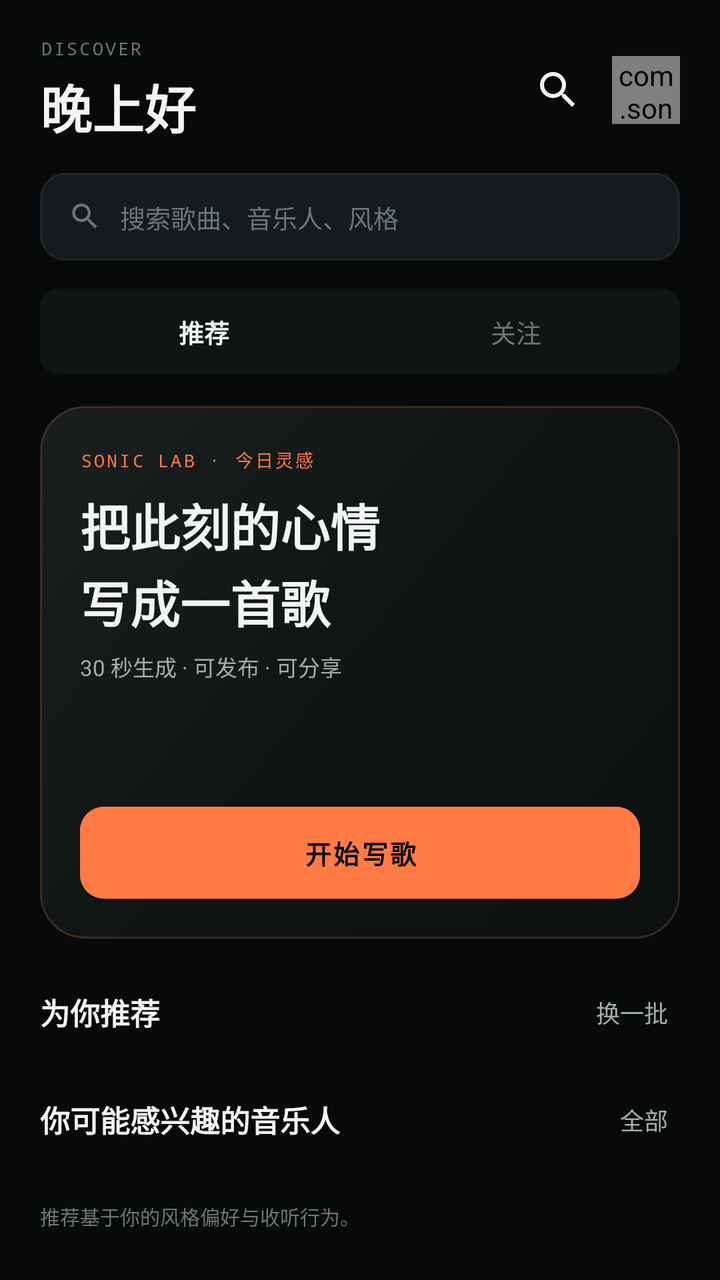
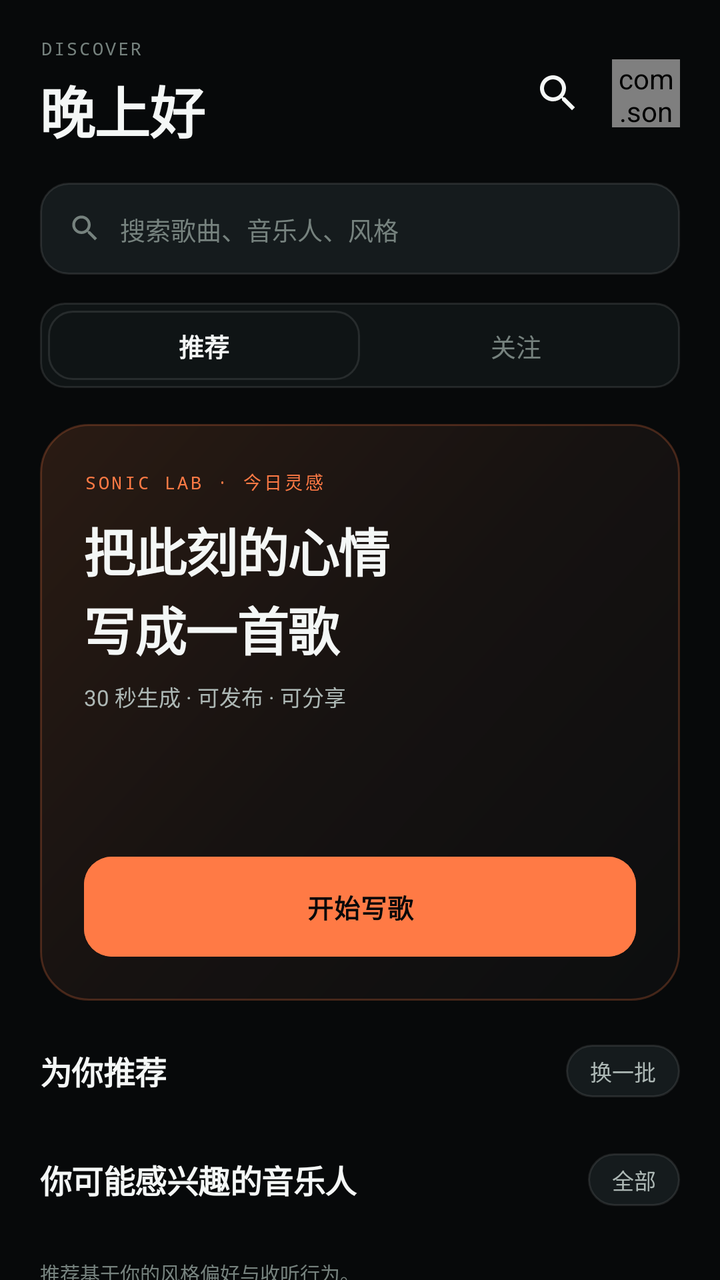

Screens rendered from an Android XML layout before and after an edit, with the pre-edit source and the edit as a unified diff.
<!-- AndroidManifest.xml: application theme Theme.SonicHub -->
<!-- res/layout/fragment_discover.xml -->
<?xml version="1.0" encoding="utf-8"?>
<androidx.core.widget.NestedScrollView xmlns:android="http://schemas.android.com/apk/res/android"
    xmlns:app="http://schemas.android.com/apk/res-auto"
    android:layout_width="match_parent"
    android:layout_height="match_parent"
    android:background="@color/bg"
    android:fillViewport="true"
    android:scrollbars="none">

    <LinearLayout
        android:layout_width="match_parent"
        android:layout_height="wrap_content"
        android:orientation="vertical"
        android:paddingStart="20dp"
        android:paddingTop="18dp"
        android:paddingEnd="20dp"
        android:paddingBottom="24dp">

        <LinearLayout
            android:layout_width="match_parent"
            android:layout_height="wrap_content"
            android:gravity="center_vertical"
            android:orientation="horizontal">

            <LinearLayout
                android:layout_width="0dp"
                android:layout_height="wrap_content"
                android:layout_weight="1"
                android:orientation="vertical">

                <TextView
                    android:layout_width="wrap_content"
                    android:layout_height="wrap_content"
                    android:fontFamily="monospace"
                    android:letterSpacing="0.12"
                    android:text="DISCOVER"
                    android:textColor="@color/text_3"
                    android:textSize="9sp" />

                <TextView
                    android:id="@+id/greetingText"
                    android:layout_width="wrap_content"
                    android:layout_height="wrap_content"
                    android:layout_marginTop="4dp"
                    android:text="晚上好"
                    android:textColor="@color/text"
                    android:textSize="26sp"
                    android:textStyle="bold" />
            </LinearLayout>

            <ImageButton
                android:id="@+id/searchButton"
                android:layout_width="38dp"
                android:layout_height="38dp"
                android:background="?attr/selectableItemBackgroundBorderless"
                android:contentDescription="搜索"
                android:src="@drawable/ic_search"
                app:tint="@color/text" />

            <com.sonichub.app.widget.CoverView
                android:id="@+id/avatarView"
                android:layout_width="34dp"
                android:layout_height="34dp"
                android:layout_marginStart="8dp" />
        </LinearLayout>

        <LinearLayout
            android:id="@+id/searchBar"
            android:layout_width="match_parent"
            android:layout_height="44dp"
            android:layout_marginTop="14dp"
            android:background="@drawable/bg_input"
            android:gravity="center_vertical"
            android:orientation="horizontal"
            android:paddingStart="14dp"
            android:paddingEnd="14dp">

            <ImageView
                android:layout_width="17dp"
                android:layout_height="17dp"
                android:src="@drawable/ic_search"
                app:tint="@color/text_3" />

            <TextView
                android:layout_width="wrap_content"
                android:layout_height="wrap_content"
                android:layout_marginStart="9dp"
                android:text="搜索歌曲、音乐人、风格"
                android:textColor="@color/text_3"
                android:textSize="12.5sp" />
        </LinearLayout>

        <LinearLayout
            android:layout_width="match_parent"
            android:layout_height="wrap_content"
            android:layout_marginTop="14dp"
            android:background="@drawable/bg_segment"
            android:orientation="horizontal"
            android:padding="4dp">

            <TextView
                android:id="@+id/tabRecommend"
                android:layout_width="0dp"
                android:layout_height="wrap_content"
                android:layout_weight="1"
                android:background="@drawable/bg_segment"
                android:gravity="center"
                android:padding="8dp"
                android:text="推荐"
                android:textColor="@color/text"
                android:textSize="12.5sp"
                android:textStyle="bold" />

            <TextView
                android:id="@+id/tabFollowing"
                android:layout_width="0dp"
                android:layout_height="wrap_content"
                android:layout_weight="1"
                android:gravity="center"
                android:padding="8dp"
                android:text="关注"
                android:textColor="@color/text_3"
                android:textSize="12.5sp" />
        </LinearLayout>

        <LinearLayout
            android:layout_width="match_parent"
            android:layout_height="wrap_content"
            android:layout_marginTop="16dp"
            android:background="@drawable/bg_hero"
            android:orientation="vertical"
            android:padding="20dp">

            <TextView
                android:layout_width="wrap_content"
                android:layout_height="wrap_content"
                android:fontFamily="monospace"
                android:letterSpacing="0.12"
                android:text="SONIC LAB · 今日灵感"
                android:textColor="@color/accent"
                android:textSize="9sp" />

            <TextView
                android:layout_width="match_parent"
                android:layout_height="wrap_content"
                android:layout_marginTop="8dp"
                android:lineSpacingExtra="2dp"
                android:text="把此刻的心情\n写成一首歌"
                android:textColor="@color/text"
                android:textSize="25sp"
                android:textStyle="bold" />

            <TextView
                android:layout_width="wrap_content"
                android:layout_height="wrap_content"
                android:layout_marginTop="6dp"
                android:text="30 秒生成 · 可发布 · 可分享"
                android:textColor="@color/text_2"
                android:textSize="11sp" />

            <LinearLayout
                android:id="@+id/heroWave"
                android:layout_width="match_parent"
                android:layout_height="40dp"
                android:layout_marginTop="12dp"
                android:gravity="center_vertical"
                android:orientation="horizontal" />

            <com.google.android.material.button.MaterialButton
                android:id="@+id/createButton"
                style="@style/Widget.Button.Primary"
                android:layout_width="match_parent"
                android:layout_height="46dp"
                android:layout_marginTop="10dp"
                android:text="开始写歌" />
        </LinearLayout>

        <LinearLayout
            android:layout_width="match_parent"
            android:layout_height="wrap_content"
            android:layout_marginTop="22dp"
            android:gravity="center_vertical"
            android:orientation="horizontal">

            <TextView
                android:layout_width="0dp"
                android:layout_height="wrap_content"
                android:layout_weight="1"
                android:text="为你推荐"
                android:textColor="@color/text"
                android:textSize="15sp"
                android:textStyle="bold" />

            <TextView
                android:id="@+id/refreshButton"
                android:layout_width="wrap_content"
                android:layout_height="wrap_content"
                android:padding="6dp"
                android:text="换一批"
                android:textColor="@color/text_2"
                android:textSize="12sp" />
        </LinearLayout>

        <androidx.recyclerview.widget.RecyclerView
            android:id="@+id/feedList"
            android:layout_width="match_parent"
            android:layout_height="wrap_content"
            android:layout_marginTop="4dp"
            android:nestedScrollingEnabled="false" />

        <LinearLayout
            android:layout_width="match_parent"
            android:layout_height="wrap_content"
            android:layout_marginTop="20dp"
            android:gravity="center_vertical"
            android:orientation="horizontal">

            <TextView
                android:layout_width="0dp"
                android:layout_height="wrap_content"
                android:layout_weight="1"
                android:text="你可能感兴趣的音乐人"
                android:textColor="@color/text"
                android:textSize="15sp"
                android:textStyle="bold" />

            <TextView
                android:id="@+id/allArtists"
                android:layout_width="wrap_content"
                android:layout_height="wrap_content"
                android:padding="6dp"
                android:text="全部"
                android:textColor="@color/text_2"
                android:textSize="12sp" />
        </LinearLayout>

        <androidx.recyclerview.widget.RecyclerView
            android:id="@+id/artistRail"
            android:layout_width="match_parent"
            android:layout_height="wrap_content"
            android:layout_marginTop="10dp"
            android:clipToPadding="false"
            android:nestedScrollingEnabled="false"
            android:orientation="horizontal" />

        <TextView
            android:layout_width="match_parent"
            android:layout_height="wrap_content"
            android:layout_marginTop="16dp"
            android:text="推荐基于你的风格偏好与收听行为。"
            android:textColor="@color/text_3"
            android:textSize="10sp" />
    </LinearLayout>
</androidx.core.widget.NestedScrollView>
<!-- resources referenced by this layout -->
<resources>
  <color name="text">#FFF2F5F4</color>
  <color name="text_2">#FFA3AEAB</color>
  <color name="text_3">#FF6C7875</color>
  <!-- drawable bg_hero (drawable) -->
  <?xml version="1.0" encoding="utf-8"?>
  <shape xmlns:android="http://schemas.android.com/apk/res/android">
      <gradient
          android:angle="315"
          android:startColor="#1A1F20"
          android:centerColor="#101415"
          android:endColor="#0C1011" />
      <corners android:radius="22dp" />
      <stroke android:width="1dp" android:color="#33FF9645" />
  </shape>
  <!-- drawable bg_input (drawable) -->
  <?xml version="1.0" encoding="utf-8"?>
  <shape xmlns:android="http://schemas.android.com/apk/res/android">
      <solid android:color="@color/surface_2" />
      <corners android:radius="12dp" />
      <stroke android:width="1dp" android:color="@color/line" />
  </shape>
  <!-- drawable bg_segment (drawable) -->
  <?xml version="1.0" encoding="utf-8"?>
  <selector xmlns:android="http://schemas.android.com/apk/res/android">
      <item android:state_selected="true">
          <shape>
              <solid android:color="@color/surface_3" />
              <corners android:radius="9dp" />
          </shape>
      </item>
      <item>
          <shape>
              <solid android:color="@color/surface" />
              <corners android:radius="9dp" />
          </shape>
      </item>
  </selector>
  <style name="Widget.Button.Primary" parent="Widget.MaterialComponents.Button">
          <item name="android:backgroundTint">@color/accent</item>
          <item name="android:textColor">@color/bg</item>
          <item name="android:textSize">13sp</item>
          <item name="android:textStyle">bold</item>
          <item name="android:insetTop">0dp</item>
          <item name="android:insetBottom">0dp</item>
          <item name="cornerRadius">12dp</item>
      </style>
  <style name="Theme.SonicHub" parent="Theme.MaterialComponents.NoActionBar">
          <item name="colorPrimary">@color/accent</item>
          <item name="colorPrimaryDark">@color/bg</item>
          <item name="colorSecondary">@color/mint</item>
          <item name="colorSurface">@color/surface</item>
          <item name="colorOnSurface">@color/text</item>
          <item name="android:windowBackground">@color/bg</item>
          <item name="android:statusBarColor">@color/bg</item>
          <item name="android:navigationBarColor">@color/bg</item>
          <item name="android:windowLightStatusBar">false</item>
          <item name="android:textColorPrimary">@color/text</item>
          <item name="android:textColorSecondary">@color/text_2</item>
          <item name="android:fontFamily">sans-serif</item>
          <item name="android:forceDarkAllowed">false</item>
      </style>
  <color name="line">#14FFFFFF</color>
  <!-- unchanged entries left out for length: 7 -->
</resources>

<!-- the commit's change to res/layout/fragment_discover.xml (unified diff, before → after) -->
@@ -42,9 +42,10 @@
                     android:layout_width="wrap_content"
                     android:layout_height="wrap_content"
                     android:layout_marginTop="4dp"
+                    android:letterSpacing="-0.02"
                     android:text="晚上好"
                     android:textColor="@color/text"
-                    android:textSize="26sp"
+                    android:textSize="28sp"
                     android:textStyle="bold" />
             </LinearLayout>
 
@@ -67,8 +68,8 @@
         <LinearLayout
             android:id="@+id/searchBar"
             android:layout_width="match_parent"
-            android:layout_height="44dp"
-            android:layout_marginTop="14dp"
+            android:layout_height="46dp"
+            android:layout_marginTop="16dp"
             android:background="@drawable/bg_input"
             android:gravity="center_vertical"
             android:orientation="horizontal"
@@ -126,16 +127,16 @@
         <LinearLayout
             android:layout_width="match_parent"
             android:layout_height="wrap_content"
-            android:layout_marginTop="16dp"
+            android:layout_marginTop="18dp"
             android:background="@drawable/bg_hero"
             android:orientation="vertical"
-            android:padding="20dp">
+            android:padding="22dp">
 
             <TextView
                 android:layout_width="wrap_content"
                 android:layout_height="wrap_content"
                 android:fontFamily="monospace"
-                android:letterSpacing="0.12"
+                android:letterSpacing="0.14"
                 android:text="SONIC LAB · 今日灵感"
                 android:textColor="@color/accent"
                 android:textSize="9sp" />
@@ -143,17 +144,18 @@
             <TextView
                 android:layout_width="match_parent"
                 android:layout_height="wrap_content"
-                android:layout_marginTop="8dp"
+                android:layout_marginTop="9dp"
+                android:letterSpacing="-0.02"
                 android:lineSpacingExtra="2dp"
                 android:text="把此刻的心情\n写成一首歌"
                 android:textColor="@color/text"
-                android:textSize="25sp"
-                android:textStyle="bold" />
-
-            <TextView
-                android:layout_width="wrap_content"
-                android:layout_height="wrap_content"
-                android:layout_marginTop="6dp"
+                android:textSize="26sp"
+                android:textStyle="bold" />
+
+            <TextView
+                android:layout_width="wrap_content"
+                android:layout_height="wrap_content"
+                android:layout_marginTop="7dp"
                 android:text="30 秒生成 · 可发布 · 可分享"
                 android:textColor="@color/text_2"
                 android:textSize="11sp" />
@@ -161,8 +163,8 @@
             <LinearLayout
                 android:id="@+id/heroWave"
                 android:layout_width="match_parent"
-                android:layout_height="40dp"
-                android:layout_marginTop="12dp"
+                android:layout_height="44dp"
+                android:layout_marginTop="14dp"
                 android:gravity="center_vertical"
                 android:orientation="horizontal" />
 
@@ -170,8 +172,8 @@
                 android:id="@+id/createButton"
                 style="@style/Widget.Button.Primary"
                 android:layout_width="match_parent"
-                android:layout_height="46dp"
-                android:layout_marginTop="10dp"
+                android:layout_height="50dp"
+                android:layout_marginTop="14dp"
                 android:text="开始写歌" />
         </LinearLayout>
 
@@ -186,26 +188,31 @@
                 android:layout_width="0dp"
                 android:layout_height="wrap_content"
                 android:layout_weight="1"
+                android:letterSpacing="-0.01"
                 android:text="为你推荐"
                 android:textColor="@color/text"
-                android:textSize="15sp"
+                android:textSize="16sp"
                 android:textStyle="bold" />
 
             <TextView
                 android:id="@+id/refreshButton"
                 android:layout_width="wrap_content"
                 android:layout_height="wrap_content"
-                android:padding="6dp"
+                android:background="@drawable/bg_chip"
+                android:paddingStart="12dp"
+                android:paddingTop="5dp"
+                android:paddingEnd="12dp"
+                android:paddingBottom="5dp"
                 android:text="换一批"
                 android:textColor="@color/text_2"
-                android:textSize="12sp" />
+                android:textSize="11sp" />
         </LinearLayout>
 
         <androidx.recyclerview.widget.RecyclerView
             android:id="@+id/feedList"
             android:layout_width="match_parent"
             android:layout_height="wrap_content"
-            android:layout_marginTop="4dp"
+            android:layout_marginTop="8dp"
             android:nestedScrollingEnabled="false" />
 
         <LinearLayout
@@ -219,19 +226,24 @@
                 android:layout_width="0dp"
                 android:layout_height="wrap_content"
                 android:layout_weight="1"
+                android:letterSpacing="-0.01"
                 android:text="你可能感兴趣的音乐人"
                 android:textColor="@color/text"
-                android:textSize="15sp"
+                android:textSize="16sp"
                 android:textStyle="bold" />
 
             <TextView
                 android:id="@+id/allArtists"
                 android:layout_width="wrap_content"
                 android:layout_height="wrap_content"
-                android:padding="6dp"
+                android:background="@drawable/bg_chip"
+                android:paddingStart="12dp"
+                android:paddingTop="5dp"
+                android:paddingEnd="12dp"
+                android:paddingBottom="5dp"
                 android:text="全部"
                 android:textColor="@color/text_2"
-                android:textSize="12sp" />
+                android:textSize="11sp" />
         </LinearLayout>
 
         <androidx.recyclerview.widget.RecyclerView
<!-- resource entries referenced after the edit -->
@@ -1,25 +1,47 @@
 <!-- resources referenced by this layout -->
 <resources>
-  <color name="text">#FFF2F5F4</color>
-  <color name="text_2">#FFA3AEAB</color>
-  <color name="text_3">#FF6C7875</color>
+  <color name="text">#FFF4F7F6</color>
+  <color name="text_2">#FFADB8B5</color>
+  <color name="text_3">#FF76827E</color>
+  <!-- drawable bg_chip (drawable) -->
+  <?xml version="1.0" encoding="utf-8"?>
+  <selector xmlns:android="http://schemas.android.com/apk/res/android">
+      <item android:state_selected="true">
+          <shape>
+              <solid android:color="@color/accent_soft" />
+              <corners android:radius="999dp" />
+              <stroke android:width="1dp" android:color="#66FF7A45" />
+          </shape>
+      </item>
+      <item>
+          <shape>
+              <solid android:color="@color/surface_2" />
+              <corners android:radius="999dp" />
+              <stroke android:width="1dp" android:color="@color/line" />
+          </shape>
+      </item>
+  </selector>
   <!-- drawable bg_hero (drawable) -->
   <?xml version="1.0" encoding="utf-8"?>
   <shape xmlns:android="http://schemas.android.com/apk/res/android">
       <gradient
           android:angle="315"
-          android:startColor="#1A1F20"
-          android:centerColor="#101415"
-          android:endColor="#0C1011" />
-      <corners android:radius="22dp" />
-      <stroke android:width="1dp" android:color="#33FF9645" />
+          android:centerColor="#FF161211"
+          android:endColor="#FF0C0E0F"
+          android:startColor="#FF2A1B13" />
+      <corners android:radius="24dp" />
+      <stroke
+          android:width="1dp"
+          android:color="#3DFF7A45" />
   </shape>
   <!-- drawable bg_input (drawable) -->
   <?xml version="1.0" encoding="utf-8"?>
   <shape xmlns:android="http://schemas.android.com/apk/res/android">
       <solid android:color="@color/surface_2" />
-      <corners android:radius="12dp" />
-      <stroke android:width="1dp" android:color="@color/line" />
+      <corners android:radius="14dp" />
+      <stroke
+          android:width="1dp"
+          android:color="@color/line" />
   </shape>
   <!-- drawable bg_segment (drawable) -->
   <?xml version="1.0" encoding="utf-8"?>
@@ -27,13 +49,19 @@
       <item android:state_selected="true">
           <shape>
               <solid android:color="@color/surface_3" />
-              <corners android:radius="9dp" />
+              <corners android:radius="10dp" />
+              <stroke
+                  android:width="1dp"
+                  android:color="@color/line_strong" />
           </shape>
       </item>
       <item>
           <shape>
               <solid android:color="@color/surface" />
-              <corners android:radius="9dp" />
+              <corners android:radius="12dp" />
+              <stroke
+                  android:width="1dp"
+                  android:color="@color/line" />
           </shape>
       </item>
   </selector>
@@ -42,9 +70,14 @@
           <item name="android:textColor">@color/bg</item>
           <item name="android:textSize">13sp</item>
           <item name="android:textStyle">bold</item>
+          <item name="android:textAllCaps">false</item>
+          <item name="android:letterSpacing">0.02</item>
           <item name="android:insetTop">0dp</item>
           <item name="android:insetBottom">0dp</item>
-          <item name="cornerRadius">12dp</item>
+          <item name="android:elevation">0dp</item>
+          <item name="android:stateListAnimator">@null</item>
+          <item name="rippleColor">@color/accent_soft</item>
+          <item name="cornerRadius">14dp</item>
       </style>
   <style name="Theme.SonicHub" parent="Theme.MaterialComponents.NoActionBar">
           <item name="colorPrimary">@color/accent</item>
@@ -52,16 +85,28 @@
           <item name="colorSecondary">@color/mint</item>
           <item name="colorSurface">@color/surface</item>
           <item name="colorOnSurface">@color/text</item>
-          <item name="android:windowBackground">@color/bg</item>
+          <item name="android:windowBackground">@drawable/bg_screen</item>
           <item name="android:statusBarColor">@color/bg</item>
           <item name="android:navigationBarColor">@color/bg</item>
           <item name="android:windowLightStatusBar">false</item>
+          <item name="android:windowLightNavigationBar">false</item>
           <item name="android:textColorPrimary">@color/text</item>
           <item name="android:textColorSecondary">@color/text_2</item>
           <item name="android:fontFamily">sans-serif</item>
           <item name="android:forceDarkAllowed">false</item>
       </style>
-  <color name="line">#14FFFFFF</color>
+  <color name="accent_soft">#22FF7A45</color>
+  <color name="line">#1AFFFFFF</color>
+  <color name="line_strong">#30FFFFFF</color>
+  <!-- drawable bg_screen (drawable) -->
+  <?xml version="1.0" encoding="utf-8"?>
+  <shape xmlns:android="http://schemas.android.com/apk/res/android">
+      <gradient
+          android:angle="270"
+          android:centerColor="#FF080C0E"
+          android:endColor="#FF040607"
+          android:startColor="#FF0B1113" />
+  </shape>
   <!-- unchanged entries left out for length: 7 -->
 </resources>
 
